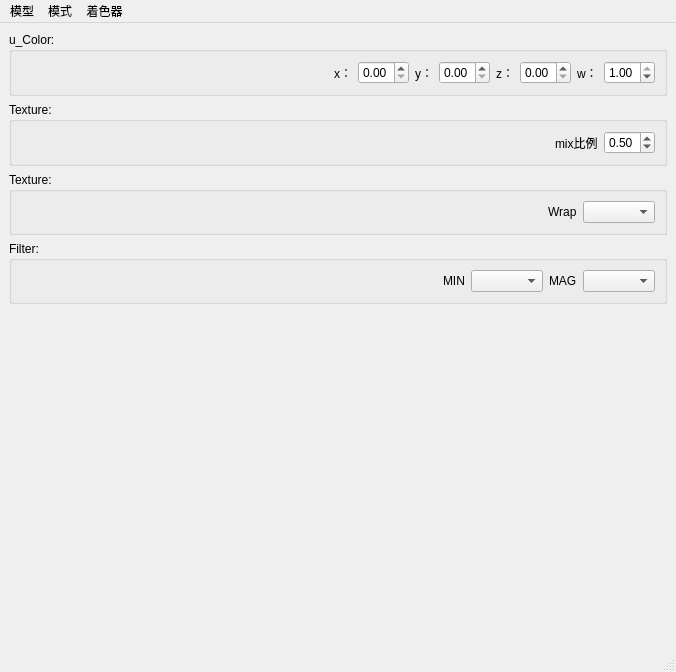
Old version of the form mainwindow.ui in the repository WeiMuYang/rendering-tool.
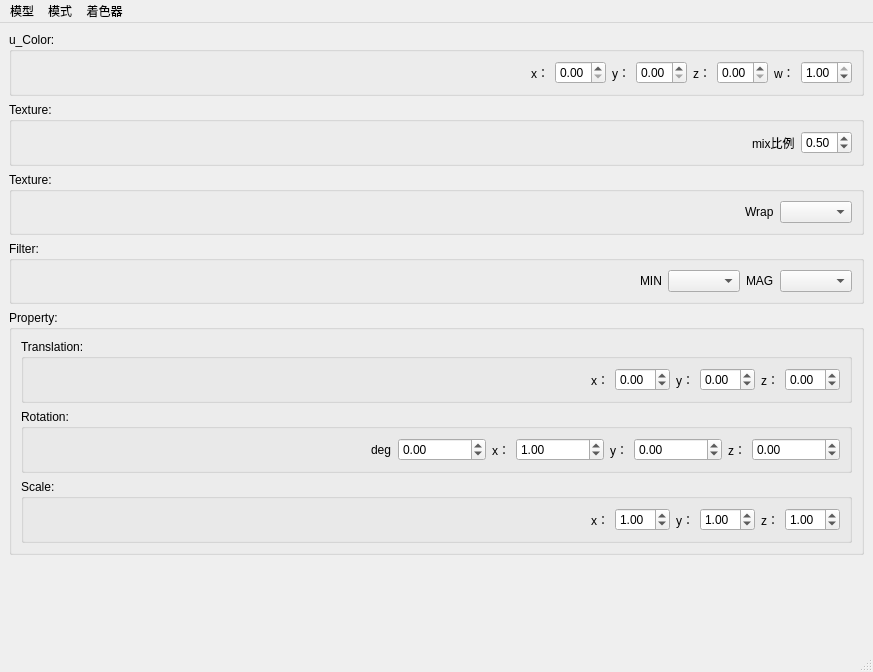
New version of the form. Custom widgets are drawn as their Qt base class.

Diff of the .ui file:
```diff
--- a/mainwindow.ui
+++ b/mainwindow.ui
@@ -6,7 +6,7 @@
    <rect>
     <x>0</x>
     <y>0</y>
-    <width>676</width>
+    <width>873</width>
     <height>672</height>
    </rect>
   </property>
@@ -14,7 +14,7 @@
    <string>MainWindow</string>
   </property>
   <widget class="QWidget" name="centralwidget">
-   <layout class="QVBoxLayout" name="verticalLayout">
+   <layout class="QVBoxLayout" name="verticalLayout_2">
     <item>
      <widget class="QGroupBox" name="colorUniformBox">
       <property name="minimumSize">
@@ -248,6 +248,321 @@
       </layout>
      </widget>
     </item>
+    <item>
+     <widget class="QGroupBox" name="matPropertyBox">
+      <property name="minimumSize">
+       <size>
+        <width>0</width>
+        <height>50</height>
+       </size>
+      </property>
+      <property name="title">
+       <string>Property:</string>
+      </property>
+      <layout class="QHBoxLayout" name="horizontalLayout_9">
+       <item>
+        <layout class="QVBoxLayout" name="verticalLayout">
+         <item>
+          <widget class="QGroupBox" name="colorUniformBox_2">
+           <property name="minimumSize">
+            <size>
+             <width>0</width>
+             <height>50</height>
+            </size>
+           </property>
+           <property name="title">
+            <string>Translation:</string>
+           </property>
+           <layout class="QHBoxLayout" name="horizontalLayout_5">
+            <item>
+             <spacer name="horizontalSpacer_5">
+              <property name="orientation">
+               <enum>Qt::Horizontal</enum>
+              </property>
+              <property name="sizeHint" stdset="0">
+               <size>
+                <width>40</width>
+                <height>20</height>
+               </size>
+              </property>
+             </spacer>
+            </item>
+            <item>
+             <widget class="QLabel" name="label_9">
+              <property name="text">
+               <string>x：</string>
+              </property>
+             </widget>
+            </item>
+            <item>
+             <widget class="QDoubleSpinBox" name="tran_x_SpinBox">
+              <property name="minimum">
+               <double>-3.000000000000000</double>
+              </property>
+              <property name="maximum">
+               <double>3.000000000000000</double>
+              </property>
+              <property name="singleStep">
+               <double>0.100000000000000</double>
+              </property>
+             </widget>
+            </item>
+            <item>
+             <widget class="QLabel" name="label_10">
+              <property name="text">
+               <string>y：</string>
+              </property>
+             </widget>
+            </item>
+            <item>
+             <widget class="QDoubleSpinBox" name="tran_y_SpinBox">
+              <property name="minimum">
+               <double>-3.000000000000000</double>
+              </property>
+              <property name="maximum">
+               <double>3.000000000000000</double>
+              </property>
+              <property name="singleStep">
+               <double>0.100000000000000</double>
+              </property>
+             </widget>
+            </item>
+            <item>
+             <widget class="QLabel" name="label_11">
+              <property name="text">
+               <string>z：</string>
+              </property>
+             </widget>
+            </item>
+            <item>
+             <widget class="QDoubleSpinBox" name="tran_z_SpinBox">
+              <property name="minimum">
+               <double>-3.000000000000000</double>
+              </property>
+              <property name="maximum">
+               <double>3.000000000000000</double>
+              </property>
+              <property name="singleStep">
+               <double>0.100000000000000</double>
+              </property>
+             </widget>
+            </item>
+           </layout>
+          </widget>
+         </item>
+         <item>
+          <widget class="QGroupBox" name="colorUniformBox_3">
+           <property name="minimumSize">
+            <size>
+             <width>0</width>
+             <height>50</height>
+            </size>
+           </property>
+           <property name="title">
+            <string>Rotation:</string>
+           </property>
+           <layout class="QHBoxLayout" name="horizontalLayout_6">
+            <item>
+             <spacer name="horizontalSpacer_6">
+              <property name="orientation">
+               <enum>Qt::Horizontal</enum>
+              </property>
+              <property name="sizeHint" stdset="0">
+               <size>
+                <width>40</width>
+                <height>20</height>
+               </size>
+              </property>
+             </spacer>
+            </item>
+            <item>
+             <widget class="QLabel" name="label_21">
+              <property name="text">
+               <string>deg</string>
+              </property>
+             </widget>
+            </item>
+            <item>
+             <widget class="QDoubleSpinBox" name="rota_deg_SpinBox">
+              <property name="minimum">
+               <double>-100000.000000000000000</double>
+              </property>
+              <property name="maximum">
+               <double>1000000.000000000000000</double>
+              </property>
+              <property name="singleStep">
+               <double>5.000000000000000</double>
+              </property>
+             </widget>
+            </item>
+            <item>
+             <widget class="QLabel" name="label_12">
+              <property name="text">
+               <string>x：</string>
+              </property>
+             </widget>
+            </item>
+            <item>
+             <widget class="QDoubleSpinBox" name="rota_x_SpinBox">
+              <property name="minimum">
+               <double>-100000.000000000000000</double>
+              </property>
+              <property name="maximum">
+               <double>1000000.000000000000000</double>
+              </property>
+              <property name="singleStep">
+               <double>5.000000000000000</double>
+              </property>
+              <property name="value">
+               <double>1.000000000000000</double>
+              </property>
+             </widget>
+            </item>
+            <item>
+             <widget class="QLabel" name="label_13">
+              <property name="text">
+               <string>y：</string>
+              </property>
+             </widget>
+            </item>
+            <item>
+             <widget class="QDoubleSpinBox" name="rota_y_SpinBox">
+              <property name="minimum">
+               <double>-100000.000000000000000</double>
+              </property>
+              <property name="maximum">
+               <double>1000000.000000000000000</double>
+              </property>
+              <property name="singleStep">
+               <double>5.000000000000000</double>
+              </property>
+             </widget>
+            </item>
+            <item>
+             <widget class="QLabel" name="label_14">
+              <property name="text">
+               <string>z：</string>
+              </property>
+             </widget>
+            </item>
+            <item>
+             <widget class="QDoubleSpinBox" name="rota_z_SpinBox">
+              <property name="minimum">
+               <double>-100000.000000000000000</double>
+              </property>
+              <property name="maximum">
+               <double>1000000.000000000000000</double>
+              </property>
+              <property name="singleStep">
+               <double>5.000000000000000</double>
+              </property>
+             </widget>
+            </item>
+           </layout>
+          </widget>
+         </item>
+         <item>
+          <widget class="QGroupBox" name="colorUniformBox_4">
+           <property name="minimumSize">
+            <size>
+             <width>0</width>
+             <height>50</height>
+            </size>
+           </property>
+           <property name="title">
+            <string>Scale:</string>
+           </property>
+           <layout class="QHBoxLayout" name="horizontalLayout_8">
+            <item>
+             <spacer name="horizontalSpacer_8">
+              <property name="orientation">
+               <enum>Qt::Horizontal</enum>
+              </property>
+              <property name="sizeHint" stdset="0">
+               <size>
+                <width>40</width>
+                <height>20</height>
+               </size>
+              </property>
+             </spacer>
+            </item>
+            <item>
+             <widget class="QLabel" name="label_18">
+              <property name="text">
+               <string>x：</string>
+              </property>
+             </widget>
+            </item>
+            <item>
+             <widget class="QDoubleSpinBox" name="scale_x_SpinBox">
+              <property name="minimum">
+               <double>-3.000000000000000</double>
+              </property>
+              <property name="maximum">
+               <double>3.000000000000000</double>
+              </property>
+              <property name="singleStep">
+               <double>0.100000000000000</double>
+              </property>
+              <property name="value">
+               <double>1.000000000000000</double>
+              </property>
+             </widget>
+            </item>
+            <item>
+             <widget class="QLabel" name="label_19">
+              <property name="text">
+               <string>y：</string>
+              </property>
+             </widget>
+            </item>
+            <item>
+             <widget class="QDoubleSpinBox" name="scale_y_SpinBox">
+              <property name="minimum">
+               <double>-3.000000000000000</double>
+              </property>
+              <property name="maximum">
+               <double>3.000000000000000</double>
+              </property>
+              <property name="singleStep">
+               <double>0.100000000000000</double>
+              </property>
+              <property name="value">
+               <double>1.000000000000000</double>
+              </property>
+             </widget>
+            </item>
+            <item>
+             <widget class="QLabel" name="label_20">
+              <property name="text">
+               <string>z：</string>
+              </property>
+             </widget>
+            </item>
+            <item>
+             <widget class="QDoubleSpinBox" name="scale_z_SpinBox">
+              <property name="minimum">
+               <double>-3.000000000000000</double>
+              </property>
+              <property name="maximum">
+               <double>3.000000000000000</double>
+              </property>
+              <property name="singleStep">
+               <double>0.100000000000000</double>
+              </property>
+              <property name="value">
+               <double>1.000000000000000</double>
+              </property>
+             </widget>
+            </item>
+           </layout>
+          </widget>
+         </item>
+        </layout>
+       </item>
+      </layout>
+     </widget>
+    </item>
     <item>
      <widget class="Preview" name="PreviewWgt" native="true">
       <property name="sizePolicy">
@@ -265,7 +580,7 @@
     <rect>
      <x>0</x>
      <y>0</y>
-     <width>676</width>
+     <width>873</width>
      <height>21</height>
     </rect>
    </property>
```
Left out of the diff: 6 changed lines with no effect on the pictures.
